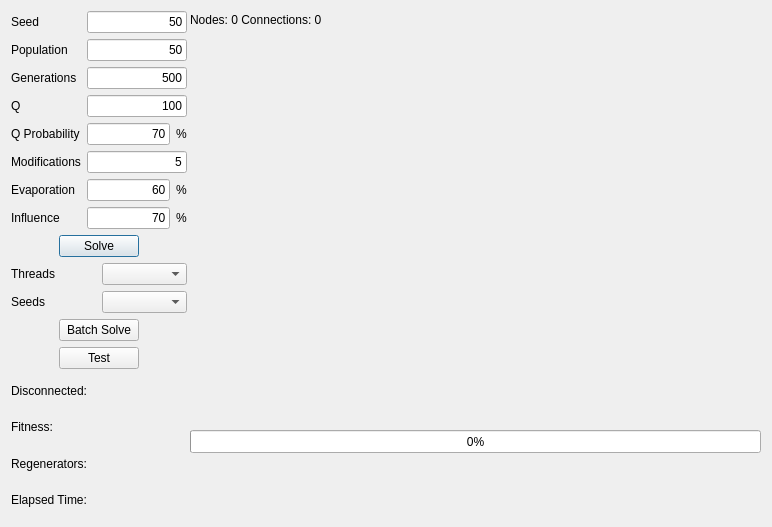
This is antcolonydialog.ui in xQsme/RLP_Qt as Qt 5 draws it before an edit. The edited form follows.
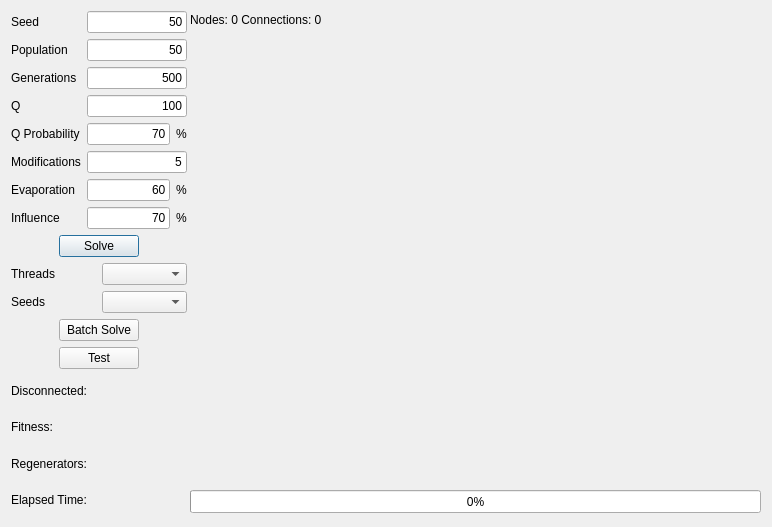
This is the edited form.

Diff of the .ui file:
```diff
--- a/antcolonydialog.ui
+++ b/antcolonydialog.ui
@@ -32,7 +32,7 @@
      <x>190</x>
      <y>27</y>
      <width>571</width>
-     <height>401</height>
+     <height>451</height>
     </rect>
    </property>
    <layout class="QGridLayout" name="gridLayout">
@@ -441,7 +441,7 @@
    <property name="geometry">
     <rect>
      <x>190</x>
-     <y>430</y>
+     <y>490</y>
      <width>571</width>
      <height>23</height>
     </rect>
```
